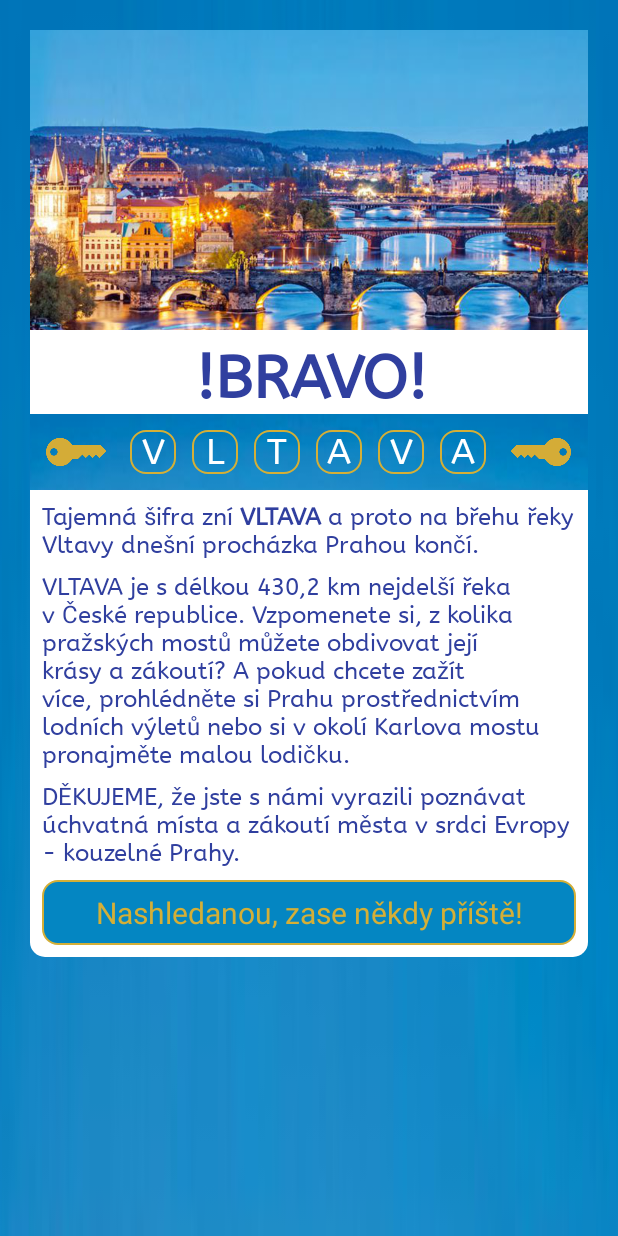
After one commit to brisindel/oneday, an Android app: the ThanksPage screen opened directly, with no data from a screen before it, on a phone screen of 412 x 824 dp. The commit adds this screen. Run offline under Robolectric (Android 15) with nearby library versions, the phone set to English and light mode, and no system bars; Roboto replaces fonts that are not available here.

Commit message:
1. 2. 2018 ver 2 - call new activity after addtextchangedlistener

```diff
--- a/app/build.gradle
+++ b/app/build.gradle
@@ -24,6 +24,7 @@ dependencies {
     implementation fileTree(include: ['*.jar'], dir: 'libs')
     implementation 'com.android.support:appcompat-v7:26.1.0'
     implementation 'com.android.support.constraint:constraint-layout:1.0.2'
+    implementation 'com.android.support:design:26.1.0'
     testImplementation 'junit:junit:4.12'
     androidTestImplementation 'com.android.support.test:runner:1.0.1'
     androidTestImplementation 'com.android.support.test.espresso:espresso-core:3.0.1'
--- a/app/src/main/java/com/example/android/oneday/MainActivity.java
+++ b/app/src/main/java/com/example/android/oneday/MainActivity.java
@@ -40,6 +40,7 @@ public class MainActivity extends AppCompatActivity {
     private RadioButton radioQ5Ans1, radioQ5Ans2, radioQ5Ans3, radioQ5Ans4;
     private CheckBox chkBoxQ6Ans1, chkBoxQ6Ans2, chkBoxQ6Ans3, chkBoxQ6Ans4;
     private boolean gameStarted;
+    private boolean letters;
     private TextView letter1, letter2, letter3, letter4, letter5, letter6;
     private EditText userName;
     private ImageView mapQ1, mapQ2, mapQ3, mapQ4, mapQ5;
@@ -66,6 +67,7 @@ public class MainActivity extends AppCompatActivity {
         letter6 = findViewById(R.id.letter6);
         userName = findViewById(R.id.user_name);
         gameStarted = false;
+        letters = false;
 
 
         userName.addTextChangedListener(new TextWatcher() {
@@ -94,6 +96,8 @@ public class MainActivity extends AppCompatActivity {
                     letter5.setTextColor(getResources().getColor(R.color.colorGold));
                     letter6.setText("*");
                     letter6.setTextColor(getResources().getColor(R.color.colorGold));
+
+
                 }
             }
 
@@ -386,16 +390,40 @@ public class MainActivity extends AppCompatActivity {
         chkBoxQ6Ans3.setOnCheckedChangeListener(checkBoxListener);
         chkBoxQ6Ans4.setOnCheckedChangeListener(checkBoxListener);
 
+        /**
+         * Show ThanksMessage page when game is finished
+         */
+
+        letter1.addTextChangedListener(new TextWatcher()
+
+        {
+            @Override
+            public void onTextChanged(CharSequence s, int start, int before, int count) {
+            }
+
+            @Override
+            public void beforeTextChanged(CharSequence s, int start, int count, int after) {
+
+            }
+
+            @Override
+            public void afterTextChanged(Editable s) {
+
+                if (letter1.getText().toString().equals("V") && letter2.getText().toString().equals("L") && letter3.getText().toString().equals("T") && letter4.getText().toString().equals("A") && letter5.getText().toString().equals("V") && letter6.getText().toString().equals("A")) {
+                    letters = true;
+
+                    Intent i = new Intent(getApplicationContext(), ThanksPage.class);
+                    startActivity(i);
+
+                }
+            }
+        });
     }
 
-    /**
-     * Show Dialog when game is finished
-     */
 
-
-    /**
-     * ImageView question 1 map Intent Vaclavske namesti
-     */
+        /**
+         * ImageView question 1 map Intent Vaclavske namesti
+         */
 
     public void showMapQ1(View view) {
         Intent intent = new Intent(Intent.ACTION_VIEW);
--- /dev/null
+++ b/app/src/main/java/com/example/android/oneday/ThanksPage.java
@@ -0,0 +1,13 @@
+package com.example.android.oneday;
+
+import android.support.v7.app.AppCompatActivity;
+import android.os.Bundle;
+
+public class ThanksPage extends AppCompatActivity {
+
+    @Override
+    protected void onCreate(Bundle savedInstanceState) {
+        super.onCreate(savedInstanceState);
+        setContentView(R.layout.activity_thanks_page);
+    }
+}
--- /dev/null
+++ b/app/src/main/res/drawable/reset_btn.xml
@@ -0,0 +1,12 @@
+<?xml version="1.0" encoding="utf-8"?>
+<selector xmlns:android="http://schemas.android.com/apk/res/android">
+    <item>
+        <shape android:shape="rectangle">
+            <!--apply button background transparent, full opacity-->
+            <solid android:color="#0486c2"/>
+            <!--make button border solid color, nontransparent-->
+            <stroke android:color="#D4AF37" android:width="1dp"/>
+            <corners android:radius="10dp"/>
+        </shape>
+    </item>
+</selector>
--- /dev/null
+++ b/app/src/main/res/layout/activity_thanks_page.xml
@@ -0,0 +1,155 @@
+<?xml version="1.0" encoding="utf-8"?>
+<ScrollView xmlns:android="http://schemas.android.com/apk/res/android"
+    xmlns:app="http://schemas.android.com/apk/res-auto"
+    xmlns:tools="http://schemas.android.com/tools"
+    android:layout_width="match_parent"
+    android:layout_height="match_parent"
+    android:orientation="vertical"
+    android:background="@drawable/top_bcg"
+    tools:context="com.example.android.oneday.MainActivity">
+
+
+    <LinearLayout
+        android:id="@+id/background"
+        android:layout_width="match_parent"
+        android:layout_height="match_parent"
+        android:layout_margin="20dp"
+        android:background="@drawable/question_bcg"
+        android:orientation="vertical">
+
+        <ImageView
+            android:layout_width="match_parent"
+            android:layout_height="200dp"
+            android:scaleType="centerCrop"
+            android:src="@drawable/prague_bcg"/>
+
+        <TextView
+            style="@style/questionTitle"
+            android:layout_width="wrap_content"
+            android:layout_height="wrap_content"
+            android:text="@string/bravo"
+            android:textSize="40dp"
+            android:layout_gravity="center"
+            android:textColor="@color/colorPrimaryDark"
+            android:textStyle="bold"
+            />
+
+        <LinearLayout
+            android:id="@+id/topPanel"
+            android:layout_width="match_parent"
+            android:layout_height="wrap_content"
+            android:background="@drawable/top_bcg"
+            android:gravity="center_horizontal"
+            android:orientation="horizontal"
+            android:paddingBottom="5dp"
+            android:paddingTop="5dp">
+
+            <ImageView
+                android:id="@+id/key"
+                android:layout_width="0dp"
+                android:layout_height="match_parent"
+                android:layout_gravity="center"
+                android:layout_weight="2"
+                android:src="@drawable/key" />
+
+            <TextView
+                android:id="@+id/letter1"
+                style="@style/cipher"
+                android:layout_width="0dp"
+                android:layout_height="wrap_content"
+                android:layout_weight="1"
+                android:hint="V" />
+
+            <TextView
+                android:id="@+id/letter2"
+                style="@style/cipher"
+                android:layout_width="0dp"
+                android:layout_height="wrap_content"
+                android:layout_weight="1"
+                android:hint="L" />
+
+            <TextView
+                android:id="@+id/letter3"
+                style="@style/cipher"
+                android:layout_width="0dp"
+                android:layout_height="wrap_content"
+                android:layout_weight="1"
+                android:hint="T" />
+
+            <TextView
+                android:id="@+id/letter4"
+                style="@style/cipher"
+                android:layout_width="0dp"
+                android:layout_height="wrap_content"
+                android:layout_weight="1"
+                android:hint="A" />
+
+            <TextView
+                android:id="@+id/letter5"
+                style="@style/cipher"
+                android:layout_width="0dp"
+                android:layout_height="wrap_content"
+                android:layout_weight="1"
+                android:hint="V" />
+
+            <TextView
+                android:id="@+id/letter6"
+                style="@style/cipher"
+                android:layout_width="0dp"
+                android:layout_height="wrap_content"
+                android:layout_weight="1"
+                android:hint="A" />
+
+            <ImageView
+                android:id="@+id/key2"
+                android:layout_width="0dp"
+                android:layout_height="match_parent"
+                android:layout_gravity="center"
+                android:layout_weight="2"
+                android:src="@drawable/key2" />
+
+        </LinearLayout>
+
+        <TextView
+            style="@style/questionTextStyle"
+            android:layout_width="match_parent"
+            android:layout_height="wrap_content"
+            android:paddingTop="8dp"
+            android:textSize="16dp"
+            android:text="@string/cipher"/>
+
+        <TextView
+            style="@style/questionTextStyle"
+            android:paddingTop="8dp"
+            android:layout_width="match_parent"
+            android:layout_height="wrap_content"
+            android:textSize="16dp"
+            android:text="@string/cipher2"/>
+
+        <TextView
+            style="@style/questionTextStyle"
+            android:layout_width="match_parent"
+            android:layout_height="wrap_content"
+            android:paddingTop="8dp"
+            android:textSize="16dp"
+            android:text="@string/thanks"/>
+
+        <TextView
+            android:background="@drawable/reset_btn"
+            android:layout_margin="8dp"
+            android:textColor="@color/colorGold"
+            android:layout_width="match_parent"
+            android:layout_height="wrap_content"
+            android:padding="8dp"
+            android:gravity="center"
+            android:textSize="20dp"
+            android:text="@string/leave"/>
+
+    </LinearLayout>
+
+
+
+
+
+
+</ScrollView>
--- /dev/null
+++ b/app/src/main/res/values/dimens.xml
@@ -0,0 +1,3 @@
+<resources>
+    <dimen name="fab_margin">16dp</dimen>
+</resources>
--- a/app/src/main/res/values/strings.xml
+++ b/app/src/main/res/values/strings.xml
@@ -34,7 +34,7 @@
     <string name="question_1_place">1. Václavské náměstí</string>
 
     <!--Description + must visit 1-->
-    <string name="question_1_description">Výlet začneme v pražském kulturním, společenském a obchodním centru Prahy.</string>
+    <string name="question_1_description">Výlet začneme v pražském kulturním, společenském a obchodním centru.</string>
     <string name="question_1_visit"><b>Navštivte:</b> Národní muzeum, pomník sv. Václava, palác Lucerna.</string>
 
     <!--Quiz question 1-->
@@ -51,7 +51,7 @@
     <string name="question_2_place">2. Staroměstské náměstí</string>
 
     <!--Description + must visit 2-->
-    <string name="question_2_description">Historické jádro velkoměsta</string>
+    <string name="question_2_description">Historické jádro velkoměsta.</string>
     <string name="question_2_visit"><b>Navštivte:</b> Staroměstskou radnici, Staroměstský orloj, Týnský chrám, kostel sv. Mikuláše, Palác Kinských i pomník Mistra Jana Husa.</string>
 
     <!--Quiz question 2-->
@@ -69,7 +69,7 @@
     <string name="question_3_place">3. Karlův most</string>
 
     <!--Description + must visit 3-->
-    <string name="question_3_description">Druhý nejstarší most v Čechách z roku 1357. Nejznámější z 30 pražských mostů s 30 úchvatnými sochami.</string>
+    <string name="question_3_description">Druhý nejstarší most v Čechách je roku 1357. Nejznámější z 30 pražských mostů s 30 úchvatnými sochami.</string>
     <string name="question_3_visit"><b>Navštivte:</b> Staroměstskou mosteckou věž, Malostranskou mosteckou věž a prohlédněte si všechny sochy.</string>
 
     <!--Quiz question 3-->
@@ -80,7 +80,7 @@
     <string name="question_3_ans_4">16</string>
 
     <!--Next stop 3-->
-    <string name="direction3">Po pravé straně uvidíte náš další cíl - Pražský hrad. Následujte směrovky k dalšímu cíli.</string>
+    <string name="direction3">Po pravé straně uvidíte náš další cíl - Pražský hrad. Následujte směrovky k následujícímu cíli.</string>
 
     <!--Question 4-->
     <!--Place 4-->
@@ -88,10 +88,10 @@
 
     <!--Description + must visit 4-->
     <string name="question_4_description">Největší starobylý hrad na světě s rozlohou 7,28 ha, který obývá prezident republiky.</string>
-    <string name="question_4_visit"><b>Navštivte:</b> Katedrálu svatého Víta, Starý královský palác, Zlatou uličku, Prašnou věž, zahrady a každou hodinu střídání hradní stráže.</string>
+    <string name="question_4_visit"><b>Navštivte:</b> Katedrálu svatého Víta, Starý královský palác, Zlatou uličku, Prašnou věž, zahrady a střídání hradní stráže v každou hodinu.</string>
 
     <!--Quiz question 4-->
-    <string name="question_4">Indicie: Stavba katedrály svatého Víta byla zahájena v roce 1344. Který rok byla dokončena?</string>
+    <string name="question_4">Indicie: Stavba katedrály svatého Víta byla zahájena v roce 1344. Ve kterém roce byla dokončena?</string>
     <string name="question_4_ans_1">1929</string>
     <string name="question_4_ans_2">1561</string>
     <string name="question_4_ans_3">1770</string>
@@ -126,20 +126,26 @@
     <string name="question_6_description">Naše putování končí naproti Národnímu divadlu ve světoznámé kavárně, která vám prozradí poslední indicii k rozluštění šifry.</string>
     <string name="question_6_visit"><b>Navštivte:</b> Dejte si šálek výtečné kávy se štrůdlem a z okna kavárny si připomeňte nádherná místa, která jste dnes navštívili.</string>
 
-    <!--Quiz question 56-->
+    <!--Quiz question 6-->
     <string name="question_6">Indicie: Které slavné osobnosti navštívily kavárnu Slavii?</string>
     <string name="question_6_ans_1">prezident Václav Havel</string>
     <string name="question_6_ans_2">Hillary Clinton</string>
-    <string name="question_6_ans_3">Franz Kavka</string>
+    <string name="question_6_ans_3">Franz Kafka</string>
     <string name="question_6_ans_4">J. W. Goethe</string>
 
     <!--Quiz True/False answ-->
     <string name="true_answ">SPRÁVNĚ, \nindicie je tvoje!</string>
     <string name="false_answ">Zkus hledat dál.</string>
 
+    <!--End of layout-->
+    <string name="thanks">DĚKUJEME, že jste s námi vyrazili poznávat úchvatná místa a zákoutí města v srdci Evropy - kouzelné Prahy.</string>
 
-    <string name="cipher">VLTAVA \n je s délkou 430,2 km[1] nejdelší řeka v České republice. Na pražském toku Vltavy vzniklo osm ostrovů. Kromě Kampy je zejména Slovanský ostrov centrem společenského života. Od r. 1830 se tu v restauraci pořádají koncerty a bály. Koncertoval tu Fr. Liszt, H. Berlioz i P. I. Čajkovský. Bedřich Smetana v roce 1874 o Vltavě také složil slavnou symfonickou báseň z cyklu Má vlast. Vzpomenete si, z kolika pražských mostů můžete obdivovat její krásy a zákoutí? A pokud chcete zažít více, prohlédněte si Prahu prostřednictvím lodních výletů nebo si pronajměte malou lodičku.</string>
+    <!--ThanksMessage new page-->
+    <string name="title_activity_thanks_message">thanksMessage</string>
+    <string name="bravo">!BRAVO!</string>
+    <string name="cipher">Tajemná šifra zní <b>VLTAVA</b> a proto na břehu řeky Vltavy dnešní procházka Prahou končí.</string>
+    <string name="cipher2">VLTAVA je s délkou 430,2 km nejdelší řeka v České republice. Vzpomenete si, z kolika pražských mostů můžete obdivovat její krásy a zákoutí? A pokud chcete zažít více, prohlédněte si Prahu prostřednictvím lodních výletů nebo si v okolí Karlova mostu pronajměte malou lodičku.</string>
+    <string name="leave">Nashledanou, zase někdy příště!</string>
 
-    <string name="thanks">Děkujeme, že jste s námi vyrazili poznávat úchvatná místa a zákoutí města v srdci Evropy. Kouzelné Prahy.</string>
 
 </resources>
--- a/app/src/main/res/values/styles.xml
+++ b/app/src/main/res/values/styles.xml
@@ -110,4 +110,8 @@
         <item name="android:layout_margin">4dp</item>
     </style>
 
+    <style name="AppBarOverlay" parent="ThemeOverlay.AppCompat.Dark.ActionBar" />
+
+    <style name="PopupOverlay" parent="ThemeOverlay.AppCompat.Light" />
+
 </resources>
```
Also changed, not shown: app/src/main/AndroidManifest.xml (+7 -3 lines), app/src/main/res/drawable/charlesbridge.jpg (added), app/src/main/res/drawable/kampa.jpg (added), app/src/main/res/drawable/key.png (added), app/src/main/res/drawable/key2.png (added), app/src/main/res/drawable/oldtownsquare.jpg (added), app/src/main/res/drawable/praguecastle.jpg (added), app/src/main/res/drawable/slaviacoffee.jpg (added), app/src/main/res/drawable/walkperson.png (added), app/src/main/res/drawable/wenceslassquare.jpg (added).
